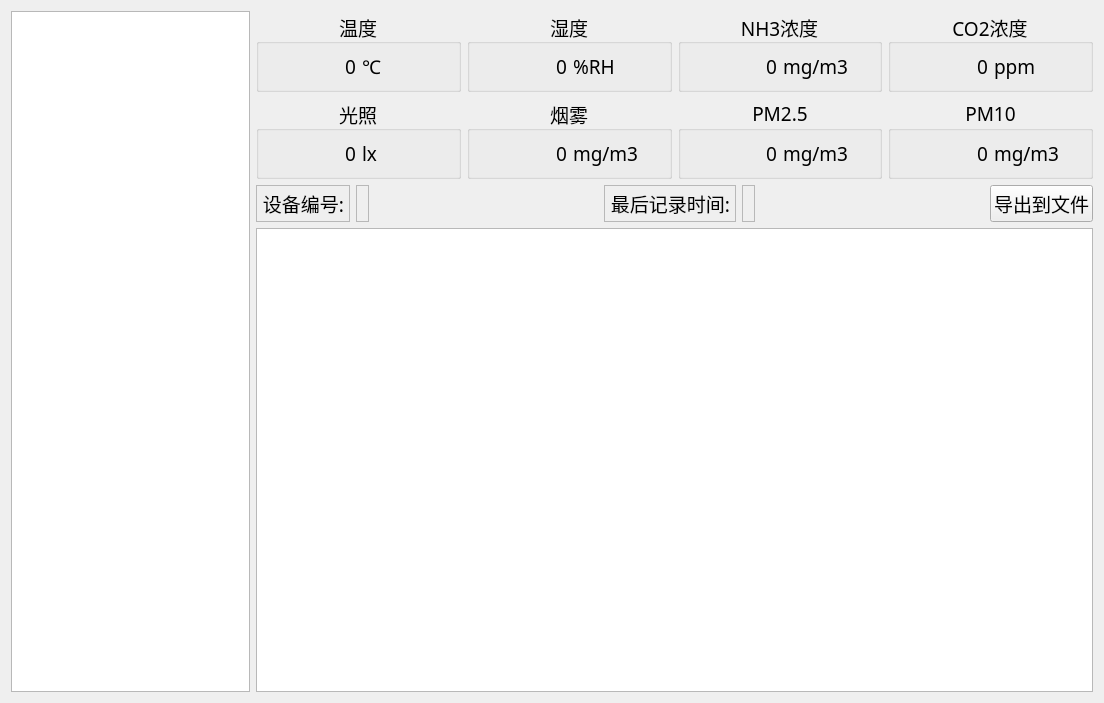
Before: the Qt Designer form Goat/informationform.ui in po-ppy/NewGoat, drawn with Qt 5.
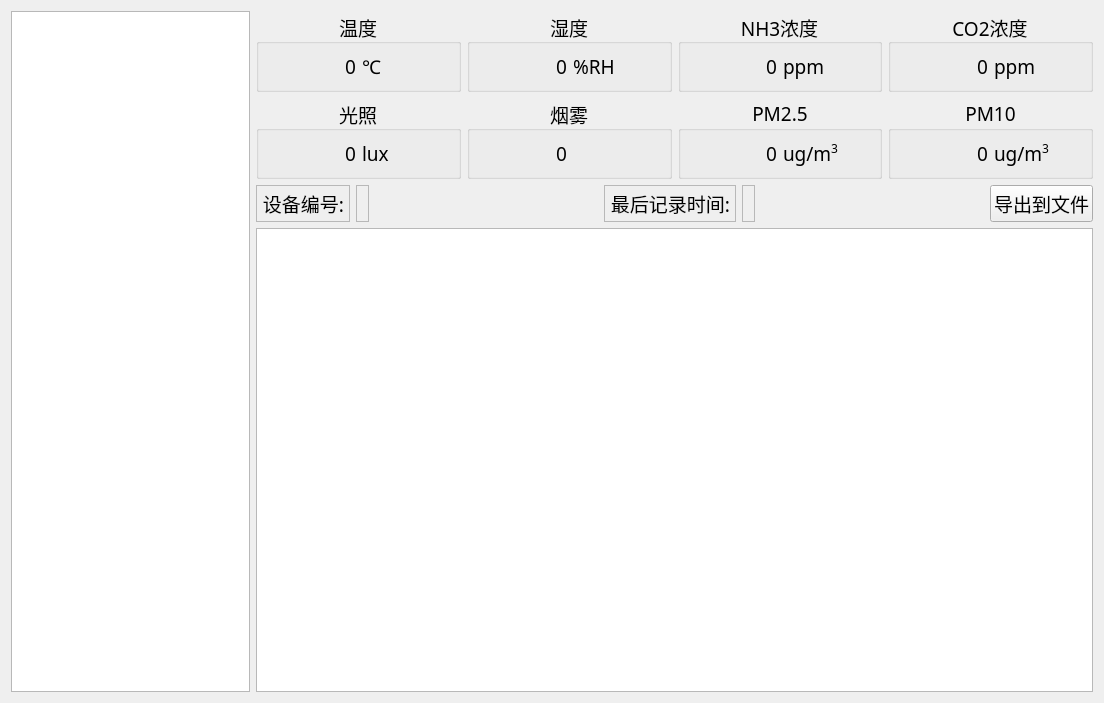
After: the same form once the commit is applied.

```diff
--- a/Goat/informationform.ui
+++ b/Goat/informationform.ui
@@ -191,7 +191,7 @@
                  </font>
                 </property>
                 <property name="text">
-                 <string>mg/m3</string>
+                 <string>ppm</string>
                 </property>
                </widget>
               </item>
@@ -297,7 +297,7 @@
                  </font>
                 </property>
                 <property name="text">
-                 <string>lx</string>
+                 <string>lux</string>
                 </property>
                </widget>
               </item>
@@ -348,7 +348,7 @@
                  </font>
                 </property>
                 <property name="text">
-                 <string>mg/m3</string>
+                 <string/>
                 </property>
                </widget>
               </item>
@@ -399,7 +399,7 @@
                  </font>
                 </property>
                 <property name="text">
-                 <string>mg/m3</string>
+                 <string>&lt;html&gt;&lt;head/&gt;&lt;body&gt;&lt;p&gt;ug/m&lt;span style=&quot; vertical-align:super;&quot;&gt;3&lt;/span&gt;&lt;/p&gt;&lt;/body&gt;&lt;/html&gt;</string>
                 </property>
                </widget>
               </item>
@@ -450,7 +450,7 @@
                  </font>
                 </property>
                 <property name="text">
-                 <string>mg/m3</string>
+                 <string>&lt;html&gt;&lt;head/&gt;&lt;body&gt;&lt;p&gt;ug/m&lt;span style=&quot; vertical-align:super;&quot;&gt;3&lt;/span&gt;&lt;/p&gt;&lt;/body&gt;&lt;/html&gt;</string>
                 </property>
                </widget>
               </item>
```
